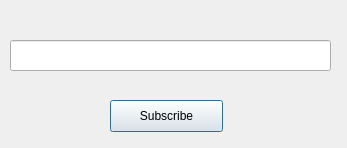
Before: the Qt Designer form client/searchaccounts.ui in AleksandraSorokovikova/MyPlace, drawn with Qt 5.
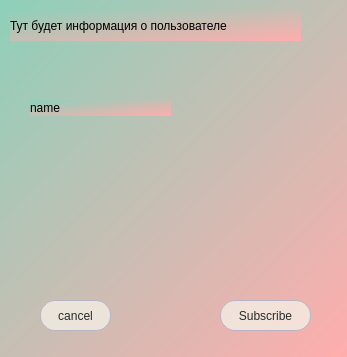
After: the same form once the commit is applied.

```diff
--- a/client/searchaccounts.ui
+++ b/client/searchaccounts.ui
@@ -7,35 +7,86 @@
     <x>0</x>
     <y>0</y>
     <width>347</width>
-    <height>148</height>
+    <height>357</height>
    </rect>
   </property>
   <property name="windowTitle">
    <string>Dialog</string>
   </property>
-  <widget class="QLineEdit" name="nickname">
-   <property name="geometry">
-    <rect>
-     <x>10</x>
-     <y>40</y>
-     <width>321</width>
-     <height>31</height>
-    </rect>
-   </property>
-  </widget>
+  <property name="styleSheet">
+   <string notr="true">background: qlineargradient(spread:pad, x1:0, y1:0, x2:1, y2:1, stop:0 rgba(142, 208, 186, 255), stop:1 rgba(255, 173, 173, 255))</string>
+  </property>
   <widget class="QPushButton" name="subscribe">
    <property name="geometry">
     <rect>
-     <x>110</x>
-     <y>100</y>
-     <width>113</width>
-     <height>32</height>
+     <x>220</x>
+     <y>300</y>
+     <width>91</width>
+     <height>31</height>
     </rect>
    </property>
+   <property name="styleSheet">
+    <string notr="true">color:rgb(42, 44, 42);
+border: 1px solid rgb(85, 87, 83);
+border-radius: 15px;
+background:rgba(243,239,230, 200);
+border: 1px solid gray;
+font: 100 17pt &quot;Avenir next&quot;;
+border-color:rgb(183, 180, 200);</string>
+   </property>
    <property name="text">
     <string>Subscribe</string>
    </property>
   </widget>
+  <widget class="QLabel" name="label">
+   <property name="geometry">
+    <rect>
+     <x>10</x>
+     <y>10</y>
+     <width>291</width>
+     <height>31</height>
+    </rect>
+   </property>
+   <property name="text">
+    <string>Тут будет информация о пользователе</string>
+   </property>
+  </widget>
+  <widget class="QLabel" name="nickname">
+   <property name="geometry">
+    <rect>
+     <x>30</x>
+     <y>100</y>
+     <width>141</width>
+     <height>16</height>
+    </rect>
+   </property>
+   <property name="text">
+    <string>name</string>
+   </property>
+  </widget>
+  <widget class="QPushButton" name="cancel">
+   <property name="geometry">
+    <rect>
+     <x>40</x>
+     <y>300</y>
+     <width>71</width>
+     <height>31</height>
+    </rect>
+   </property>
+   <property name="styleSheet">
+    <string notr="true">color:rgb(42, 44, 42);
+border: 1px solid rgb(85, 87, 83);
+border-radius: 15px;
+background:rgba(243,239,230, 200);
+border: 1px solid gray;
+font: 100 17pt &quot;Avenir next&quot;;
+border-color:rgb(183, 180, 200);
+</string>
+   </property>
+   <property name="text">
+    <string>cancel</string>
+   </property>
+  </widget>
  </widget>
  <resources/>
  <connections/>
```
